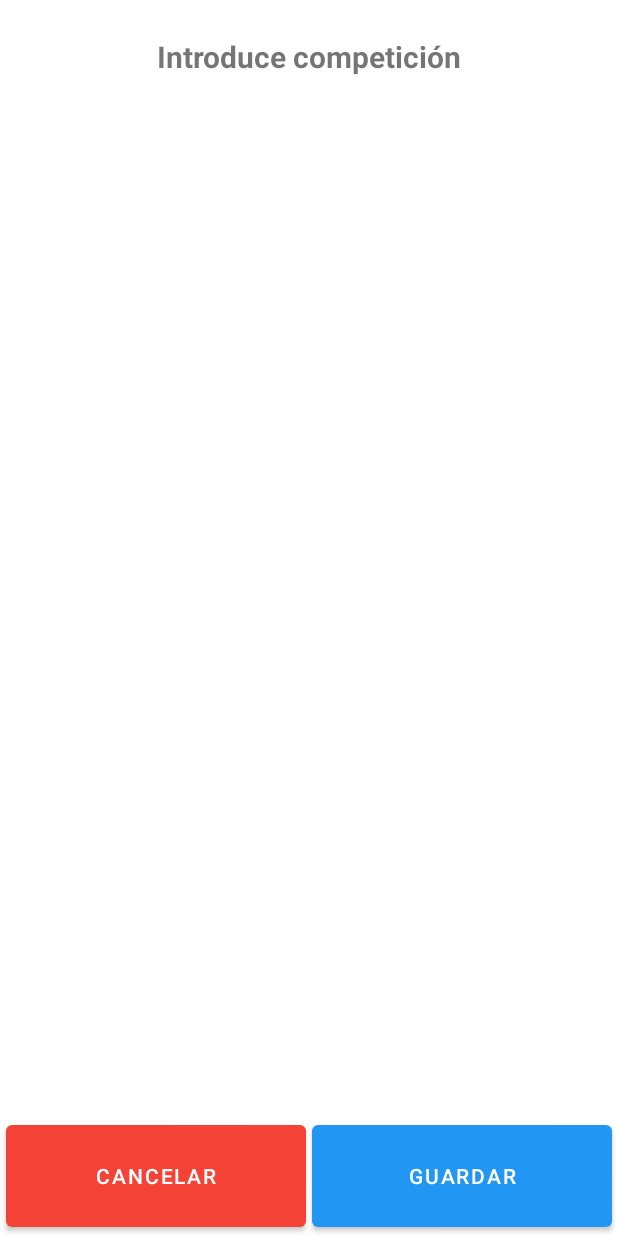
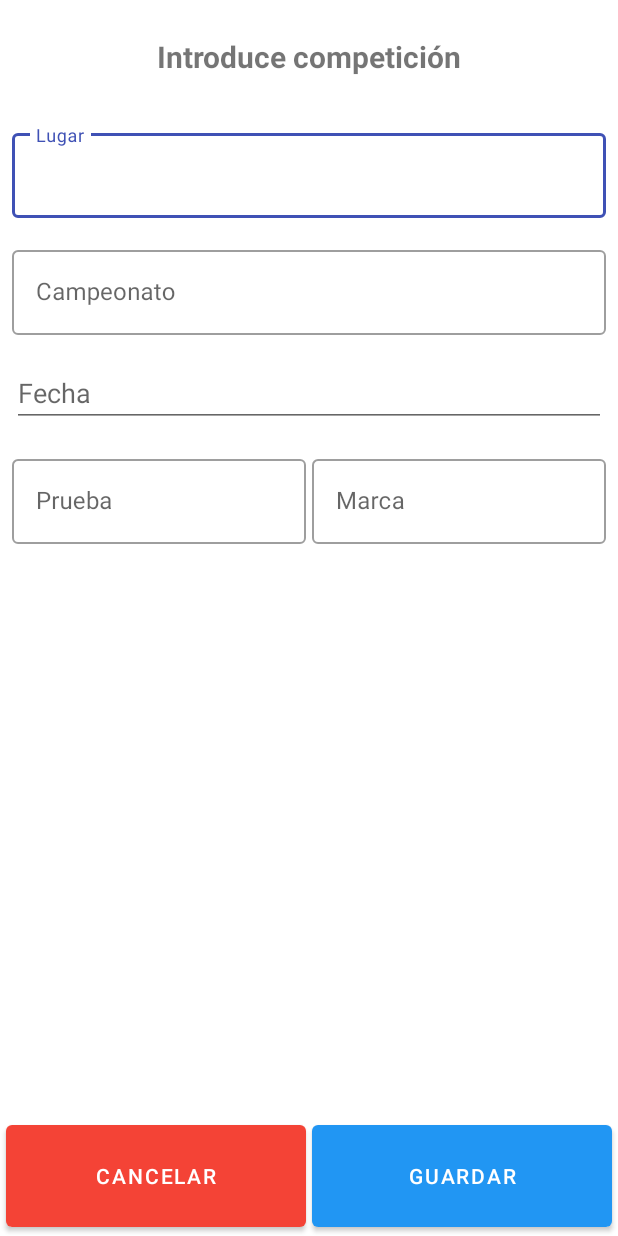
Before and after one commit to ivione93/myWorkout-app, an Android app: the layout new_competition.xml on its own in the app's theme, with its tools: preview values and no code run, on a phone screen of 412 x 824 dp. Run offline under Robolectric (Android 15) with nearby library versions, the phone set to English and light mode, and no system bars.

```diff
--- a/app/src/main/java/com/ivione/myworkout/AdapterAthlete.java
+++ b/app/src/main/java/com/ivione/myworkout/AdapterAthlete.java
@@ -44,6 +44,7 @@ public class AdapterAthlete extends RecyclerView.Adapter<AdapterAthlete.ViewHold
         });
         holder.btnAddCompetition.setOnClickListener(v -> {
             Intent intent = new Intent(holder.itemView.getContext(), NewCompetition.class);
+            intent.putExtra("license", listAthletes.get(position).license);
             holder.itemView.getContext().startActivity(intent);
         });
     }
--- a/app/src/main/java/com/ivione/myworkout/AppDatabase.java
+++ b/app/src/main/java/com/ivione/myworkout/AppDatabase.java
@@ -6,4 +6,5 @@ import androidx.room.RoomDatabase;
 @Database(entities = {Athlete.class, Competition.class}, version = 2, exportSchema = false)
 public abstract class AppDatabase extends RoomDatabase {
     public abstract AthleteDao athleteDao();
+    public abstract CompetitionDao competitionDao();
 }
--- a/app/src/main/java/com/ivione/myworkout/Competition.java
+++ b/app/src/main/java/com/ivione/myworkout/Competition.java
@@ -31,8 +31,7 @@ public class Competition {
     @ColumnInfo(name = "result")
     public String result;
 
-    public Competition(@NonNull Long id, String license, String place, String name, String date, String track, String result) {
-        this.id = id;
+    public Competition(String license, String place, String name, String date, String track, String result) {
         this.license = license;
         this.place = place;
         this.name = name;
--- a/app/src/main/java/com/ivione/myworkout/MainActivity.java
+++ b/app/src/main/java/com/ivione/myworkout/MainActivity.java
@@ -27,7 +27,6 @@ public class MainActivity extends AppCompatActivity {
 
         AppDatabase db = Room.databaseBuilder(getApplicationContext(),
                 AppDatabase.class, "database-name").fallbackToDestructiveMigration().allowMainThreadQueries().build();
-        //getSupportActionBar().hide();
 
         rvAthletes = findViewById(R.id.recycler_view);
         rvAthletes.setLayoutManager(new LinearLayoutManager(this));
--- a/app/src/main/java/com/ivione/myworkout/NewAthlete.java
+++ b/app/src/main/java/com/ivione/myworkout/NewAthlete.java
@@ -24,7 +24,6 @@ public class NewAthlete extends AppCompatActivity {
 
         AppDatabase db = Room.databaseBuilder(getApplicationContext(),
                 AppDatabase.class, "database-name").fallbackToDestructiveMigration().allowMainThreadQueries().build();
-        //getSupportActionBar().hide();
 
         licenseText = findViewById(R.id.licenseText);
         nameText = findViewById(R.id.nameText);
--- a/app/src/main/res/layout/new_athlete.xml
+++ b/app/src/main/res/layout/new_athlete.xml
@@ -7,7 +7,7 @@
     tools:context=".MainActivity">
 
     <TextView
-        android:id="@+id/textView2"
+        android:id="@+id/textHead"
         android:layout_width="wrap_content"
         android:layout_height="wrap_content"
         android:layout_marginTop="24dp"
@@ -31,7 +31,7 @@
         android:hint="Licencia"
         app:layout_constraintEnd_toEndOf="parent"
         app:layout_constraintStart_toStartOf="parent"
-        app:layout_constraintTop_toBottomOf="@+id/textView2">
+        app:layout_constraintTop_toBottomOf="@+id/textHead">
 
         <com.google.android.material.textfield.TextInputEditText
             android:id="@+id/editTextPlace"
--- a/app/src/main/res/layout/new_competition.xml
+++ b/app/src/main/res/layout/new_competition.xml
@@ -7,7 +7,7 @@
     tools:context=".MainActivity">
 
     <TextView
-        android:id="@+id/textView2"
+        android:id="@+id/textHead"
         android:layout_width="wrap_content"
         android:layout_height="wrap_content"
         android:layout_marginTop="24dp"
@@ -17,6 +17,105 @@
         app:layout_constraintEnd_toEndOf="parent"
         app:layout_constraintStart_toStartOf="parent"
         app:layout_constraintTop_toTopOf="parent" />
+
+    <com.google.android.material.textfield.TextInputLayout
+        android:id="@+id/placeText"
+        style="@style/Widget.MaterialComponents.TextInputLayout.OutlinedBox"
+        android:layout_width="match_parent"
+        android:layout_height="wrap_content"
+        android:layout_marginStart="8dp"
+        android:layout_marginLeft="8dp"
+        android:layout_marginTop="32dp"
+        android:layout_marginEnd="8dp"
+        android:layout_marginRight="8dp"
+        android:hint="Lugar"
+        app:layout_constraintEnd_toEndOf="parent"
+        app:layout_constraintStart_toStartOf="parent"
+        app:layout_constraintTop_toBottomOf="@+id/textHead">
+
+        <com.google.android.material.textfield.TextInputEditText
+            android:id="@+id/editTextPlace"
+            android:layout_width="match_parent"
+            android:layout_height="wrap_content" />
+    </com.google.android.material.textfield.TextInputLayout>
+
+    <com.google.android.material.textfield.TextInputLayout
+        android:id="@+id/competitionNameText"
+        style="@style/Widget.MaterialComponents.TextInputLayout.OutlinedBox"
+        android:layout_width="match_parent"
+        android:layout_height="wrap_content"
+        android:layout_marginStart="8dp"
+        android:layout_marginLeft="8dp"
+        android:layout_marginTop="16dp"
+        android:layout_marginEnd="8dp"
+        android:layout_marginRight="8dp"
+        android:hint="Campeonato"
+        app:layout_constraintEnd_toEndOf="parent"
+        app:layout_constraintStart_toStartOf="parent"
+        app:layout_constraintTop_toBottomOf="@+id/placeText">
+
+        <com.google.android.material.textfield.TextInputEditText
+            android:id="@+id/editTextCompetitionName"
+            android:layout_width="match_parent"
+            android:layout_height="wrap_content" />
+    </com.google.android.material.textfield.TextInputLayout>
+
+    <EditText
+        android:id="@+id/dateText"
+        android:layout_width="match_parent"
+        android:layout_height="wrap_content"
+        android:layout_marginStart="8dp"
+        android:layout_marginLeft="8dp"
+        android:layout_marginTop="16dp"
+        android:layout_marginEnd="8dp"
+        android:layout_marginRight="8dp"
+        android:ems="10"
+        android:hint="Fecha"
+        android:inputType="date"
+        app:layout_constraintEnd_toEndOf="parent"
+        app:layout_constraintStart_toStartOf="parent"
+        app:layout_constraintTop_toBottomOf="@+id/competitionNameText" />
+
+    <com.google.android.material.textfield.TextInputLayout
+        android:id="@+id/trackText"
+        style="@style/Widget.MaterialComponents.TextInputLayout.OutlinedBox"
+        android:layout_width="0dp"
+        android:layout_height="wrap_content"
+        android:layout_marginStart="8dp"
+        android:layout_marginLeft="8dp"
+        android:layout_marginTop="16dp"
+        android:layout_marginEnd="2dp"
+        android:layout_marginRight="2dp"
+        android:hint="Prueba"
+        app:layout_constraintEnd_toStartOf="@+id/resultText"
+        app:layout_constraintStart_toStartOf="parent"
+        app:layout_constraintTop_toBottomOf="@+id/dateText">
+
+        <com.google.android.material.textfield.TextInputEditText
+            android:id="@+id/editTextTrack"
+            android:layout_width="match_parent"
+            android:layout_height="wrap_content" />
+    </com.google.android.material.textfield.TextInputLayout>
+
+    <com.google.android.material.textfield.TextInputLayout
+        android:id="@+id/resultText"
+        style="@style/Widget.MaterialComponents.TextInputLayout.OutlinedBox"
+        android:layout_width="0dp"
+        android:layout_height="wrap_content"
+        android:layout_marginStart="2dp"
+        android:layout_marginLeft="2dp"
+        android:layout_marginEnd="8dp"
+        android:layout_marginRight="8dp"
+        android:hint="Marca"
+        app:layout_constraintEnd_toEndOf="parent"
+        app:layout_constraintStart_toEndOf="@+id/trackText"
+        app:layout_constraintTop_toTopOf="@+id/trackText">
+
+        <com.google.android.material.textfield.TextInputEditText
+            android:id="@+id/editTextResult"
+            android:layout_width="match_parent"
+            android:layout_height="wrap_content" />
+    </com.google.android.material.textfield.TextInputLayout>
 
     <Button
         android:id="@+id/saveButton"
```
Also changed, not shown: app/src/main/java/com/ivione/myworkout/NewCompetition.java (+68 -5 lines).
